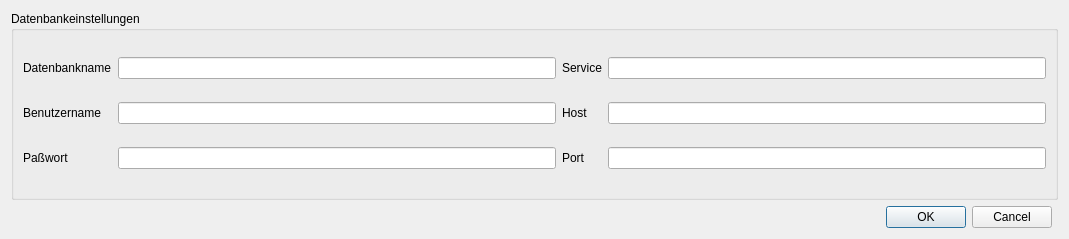
Qt form conf.ui (norBIT/alkisplugin) before a commit.
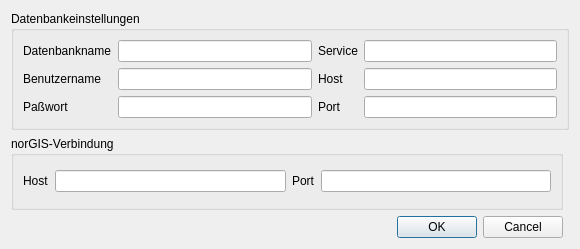
The same form after that commit.

The edit to the form file:
```diff
--- a/conf.ui
+++ b/conf.ui
@@ -6,8 +6,8 @@
    <rect>
     <x>0</x>
     <y>0</y>
-    <width>1069</width>
-    <height>239</height>
+    <width>580</width>
+    <height>249</height>
    </rect>
   </property>
   <property name="windowTitle">
@@ -123,13 +123,59 @@
      </layout>
     </widget>
    </item>
-   <item row="1" column="0">
+   <item row="2" column="0">
     <widget class="QDialogButtonBox" name="bb">
      <property name="standardButtons">
       <set>QDialogButtonBox::Cancel|QDialogButtonBox::Ok</set>
      </property>
     </widget>
    </item>
+   <item row="1" column="0">
+    <widget class="QGroupBox" name="groupBox_2">
+     <property name="title">
+      <string>norGIS-Verbindung</string>
+     </property>
+     <layout class="QGridLayout" name="gridLayout_3">
+      <item row="0" column="2">
+       <widget class="QLineEdit" name="leAPPHOST">
+        <property name="text">
+         <string/>
+        </property>
+       </widget>
+      </item>
+      <item row="0" column="4">
+       <widget class="QLineEdit" name="leAPPPORT">
+        <property name="inputMask">
+         <string>99999; </string>
+        </property>
+        <property name="text">
+         <string/>
+        </property>
+       </widget>
+      </item>
+      <item row="0" column="1">
+       <widget class="QLabel" name="label_9">
+        <property name="text">
+         <string>Host</string>
+        </property>
+        <property name="buddy">
+         <cstring>leDBNAME</cstring>
+        </property>
+       </widget>
+      </item>
+      <item row="0" column="3">
+       <widget class="QLabel" name="label_10">
+        <property name="text">
+         <string>Port</string>
+        </property>
+        <property name="buddy">
+         <cstring>leDBNAME</cstring>
+        </property>
+       </widget>
+      </item>
+     </layout>
+    </widget>
+   </item>
   </layout>
  </widget>
  <resources/>
```
Left out of the diff: 74 changed lines with no effect on the pictures.
